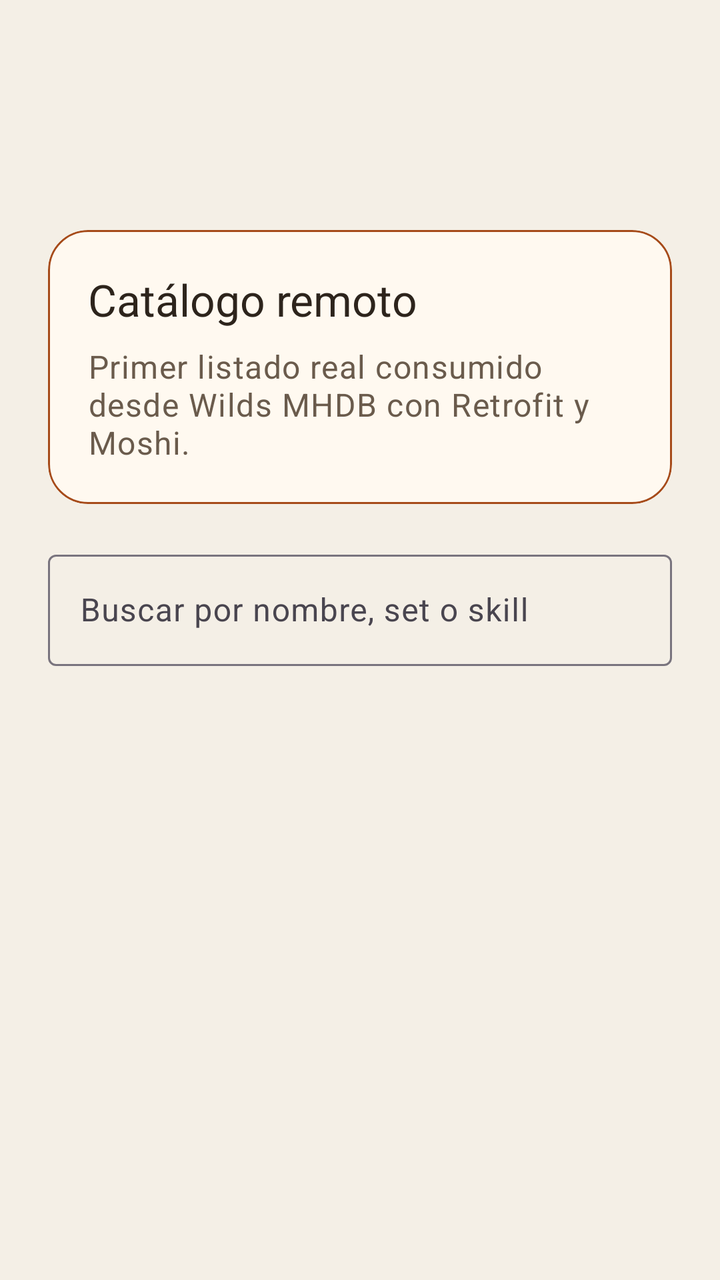
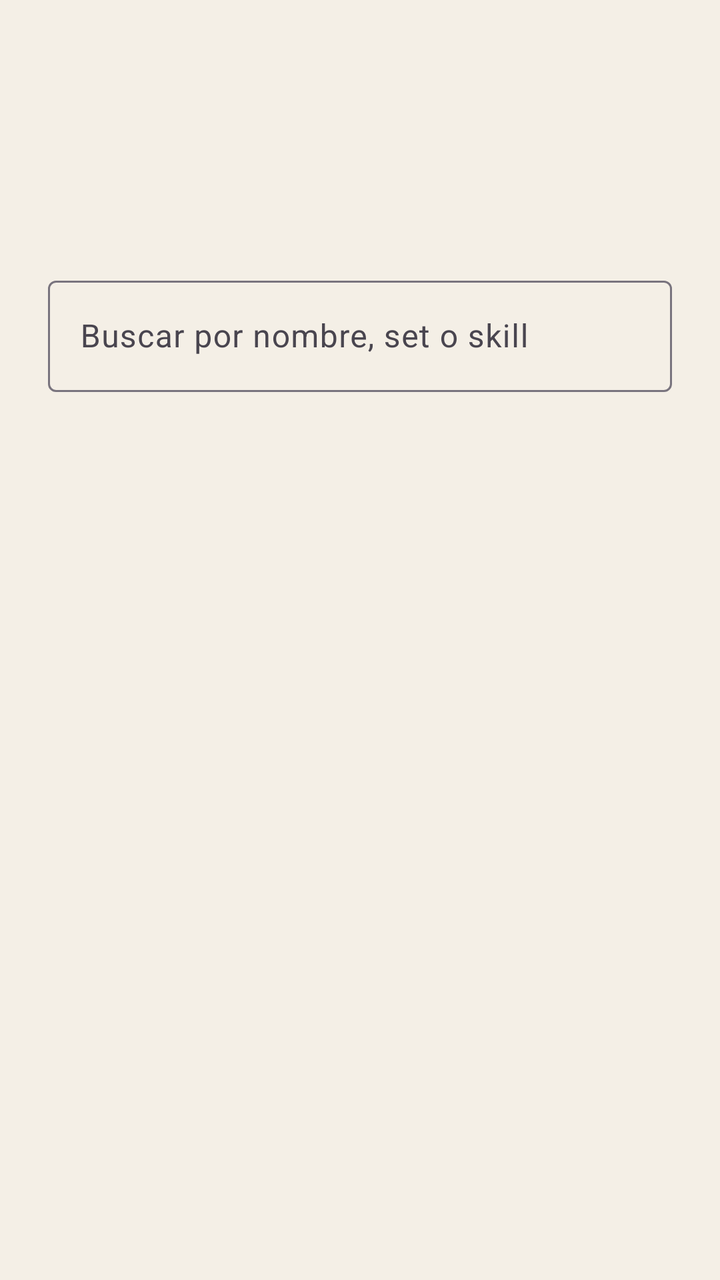

Two renders of the same Android screen: before a commit and after it. Below are the layout's source before the change and the commit's diff.
<!-- AndroidManifest.xml: application theme Theme.MhwCompanion -->
<!-- res/layout/fragment_consulta.xml -->
<?xml version="1.0" encoding="utf-8"?>

<LinearLayout xmlns:android="http://schemas.android.com/apk/res/android"
    xmlns:app="http://schemas.android.com/apk/res-auto"
    android:layout_width="match_parent"
    android:layout_height="match_parent"
    android:orientation="vertical"
    android:padding="24dp">

    <TextView
        android:id="@+id/section_title"
        android:layout_width="wrap_content"
        android:layout_height="wrap_content"
        android:textAppearance="@style/TextAppearance.MhwCompanion.Headline" />

    <TextView
        android:id="@+id/section_description"
        android:layout_width="match_parent"
        android:layout_height="wrap_content"
        android:layout_marginTop="12dp"
        android:textAppearance="@style/TextAppearance.MhwCompanion.Body" />

    <com.google.android.material.card.MaterialCardView
        android:layout_width="match_parent"
        android:layout_height="wrap_content"
        android:layout_marginTop="20dp"
        app:cardBackgroundColor="@color/surface_card"
        app:cardCornerRadius="20dp"
        app:strokeColor="@color/primary_amber"
        app:strokeWidth="1dp">

        <LinearLayout
            android:layout_width="match_parent"
            android:layout_height="wrap_content"
            android:orientation="vertical"
            android:padding="20dp">

            <TextView
                android:layout_width="wrap_content"
                android:layout_height="wrap_content"
                android:text="Catálogo remoto"
                android:textAppearance="@style/TextAppearance.MhwCompanion.Title" />

            <TextView
                android:layout_width="match_parent"
                android:layout_height="wrap_content"
                android:layout_marginTop="8dp"
                android:text="Primer listado real consumido desde Wilds MHDB con Retrofit y Moshi."
                android:textAppearance="@style/TextAppearance.MhwCompanion.Body" />
        </LinearLayout>
    </com.google.android.material.card.MaterialCardView>

    <com.google.android.material.textfield.TextInputLayout
        android:id="@+id/search_input_layout"
        style="@style/Widget.Material3.TextInputLayout.OutlinedBox"
        android:layout_width="match_parent"
        android:layout_height="wrap_content"
        android:layout_marginTop="20dp"
        android:hint="@string/consulta_search_hint">

        <com.google.android.material.textfield.TextInputEditText
            android:layout_width="match_parent"
            android:layout_height="wrap_content"
            android:imeOptions="actionSearch"
            android:inputType="text" />
    </com.google.android.material.textfield.TextInputLayout>

    <com.google.android.material.chip.ChipGroup
        android:id="@+id/kind_chip_group"
        android:layout_width="match_parent"
        android:layout_height="wrap_content"
        android:layout_marginTop="16dp"
        app:chipSpacingHorizontal="8dp"
        app:chipSpacingVertical="8dp"
        app:singleSelection="true" />

    <ProgressBar
        android:id="@+id/progress_bar"
        android:layout_width="wrap_content"
        android:layout_height="wrap_content"
        android:layout_gravity="center_horizontal"
        android:layout_marginTop="20dp"
        android:visibility="gone" />

    <TextView
        android:id="@+id/empty_state_text"
        android:layout_width="match_parent"
        android:layout_height="wrap_content"
        android:layout_marginTop="24dp"
        android:gravity="center"
        android:text="No hay piezas para mostrar."
        android:textAppearance="@style/TextAppearance.MhwCompanion.Body"
        android:visibility="gone" />

    <androidx.recyclerview.widget.RecyclerView
        android:id="@+id/armor_recycler_view"
        android:layout_width="match_parent"
        android:layout_height="0dp"
        android:layout_marginTop="20dp"
        android:layout_weight="1"
        android:clipToPadding="false"
        android:paddingBottom="24dp"
        app:layoutManager="androidx.recyclerview.widget.LinearLayoutManager" />

</LinearLayout>
<!-- resources referenced by this layout -->
<resources>
  <color name="primary_amber">#A64B1A</color>
  <color name="surface_card">#FFF9F0</color>
  <string name="consulta_search_hint">Buscar por nombre, set o skill</string>
  <style name="TextAppearance.MhwCompanion.Body" parent="TextAppearance.Material3.BodyLarge">
          <item name="android:textColor">@color/text_secondary</item>
      </style>
  <style name="TextAppearance.MhwCompanion.Headline" parent="TextAppearance.Material3.HeadlineMedium">
          <item name="android:textColor">@color/text_primary</item>
      </style>
  <style name="TextAppearance.MhwCompanion.Title" parent="TextAppearance.Material3.TitleLarge">
          <item name="android:textColor">@color/text_primary</item>
      </style>
  <style name="Theme.MhwCompanion" parent="Theme.Material3.Light.NoActionBar">
          <item name="colorPrimary">@color/primary_amber</item>
          <item name="colorOnPrimary">@color/white</item>
          <item name="android:statusBarColor">@android:color/transparent</item>
          <item name="android:windowLightStatusBar" tools:targetApi="23">true</item>
          <item name="colorSurface">@color/surface_base</item>
          <item name="android:windowBackground">@color/surface_base</item>
      </style>
  <color name="text_secondary">#6A5B4C</color>
  <color name="text_primary">#2D241C</color>
  <color name="white">#FFFFFF</color>
  <color name="surface_base">#F4EFE6</color>
</resources>

<!-- the commit's change to res/layout/fragment_consulta.xml (unified diff, before → after) -->
@@ -27,28 +27,7 @@
         app:cardBackgroundColor="@color/surface_card"
         app:cardCornerRadius="20dp"
         app:strokeColor="@color/primary_amber"
-        app:strokeWidth="1dp">
-
-        <LinearLayout
-            android:layout_width="match_parent"
-            android:layout_height="wrap_content"
-            android:orientation="vertical"
-            android:padding="20dp">
-
-            <TextView
-                android:layout_width="wrap_content"
-                android:layout_height="wrap_content"
-                android:text="Catálogo remoto"
-                android:textAppearance="@style/TextAppearance.MhwCompanion.Title" />
-
-            <TextView
-                android:layout_width="match_parent"
-                android:layout_height="wrap_content"
-                android:layout_marginTop="8dp"
-                android:text="Primer listado real consumido desde Wilds MHDB con Retrofit y Moshi."
-                android:textAppearance="@style/TextAppearance.MhwCompanion.Body" />
-        </LinearLayout>
-    </com.google.android.material.card.MaterialCardView>
+        app:strokeWidth="1dp"/>
 
     <com.google.android.material.textfield.TextInputLayout
         android:id="@+id/search_input_layout"
<!-- resource entries referenced after the edit -->
@@ -7,9 +7,6 @@
           <item name="android:textColor">@color/text_secondary</item>
       </style>
   <style name="TextAppearance.MhwCompanion.Headline" parent="TextAppearance.Material3.HeadlineMedium">
-          <item name="android:textColor">@color/text_primary</item>
-      </style>
-  <style name="TextAppearance.MhwCompanion.Title" parent="TextAppearance.Material3.TitleLarge">
           <item name="android:textColor">@color/text_primary</item>
       </style>
   <style name="Theme.MhwCompanion" parent="Theme.Material3.Light.NoActionBar">
